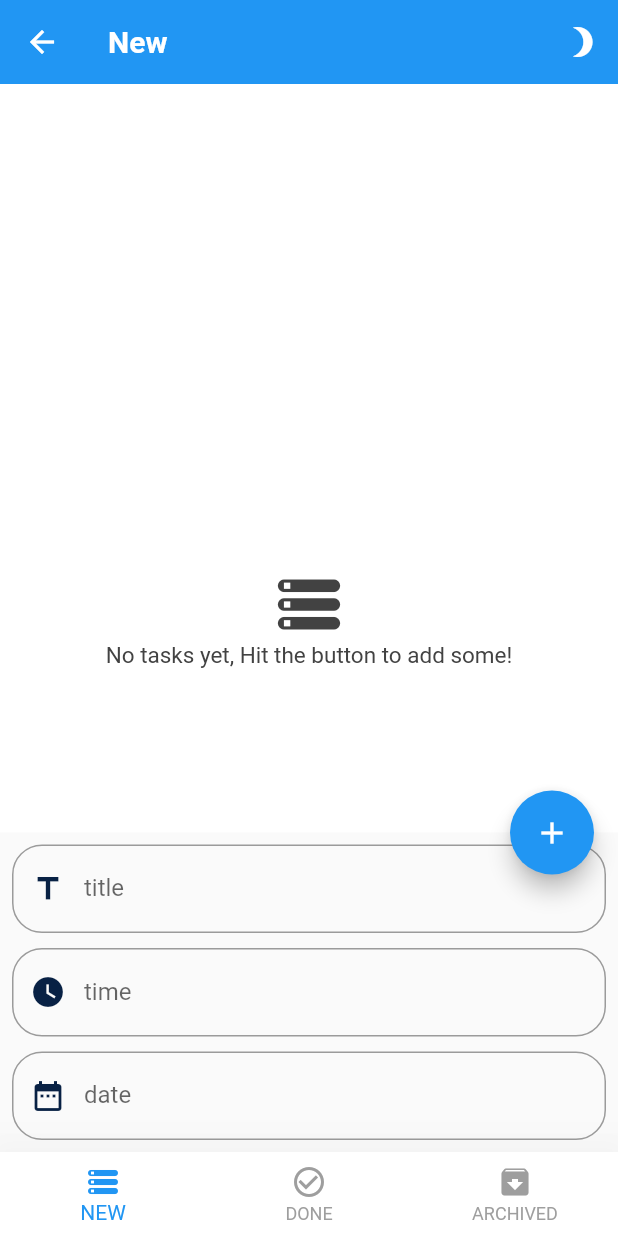
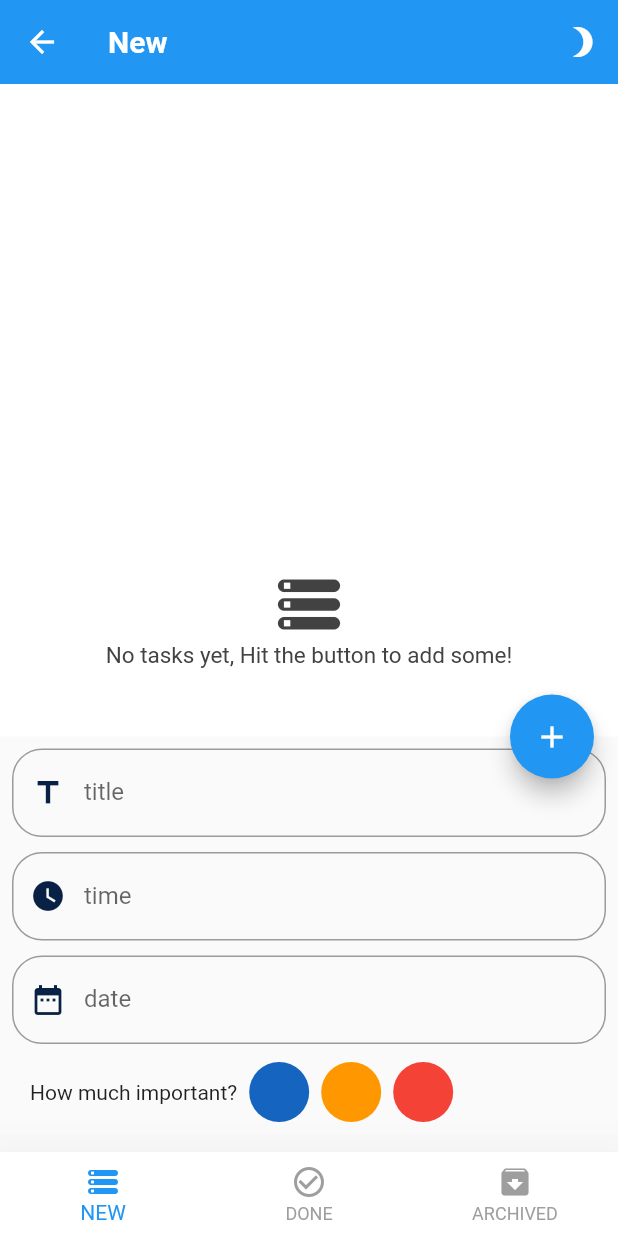
Before and after one commit to OsamaElnagar/Todo--App, a Flutter app: the HomeLayout screen opened directly, after a tap on the "lens blur" icon, after a tap on the "edit" icon, on a phone screen of 412 x 824 dp. Run offline on Flutter 3.47's test engine with Material 2 defaults, Android fonts, the phone set to English and light mode, and no system bars; our stand-ins replace animated_splash_screen, bloc, conditional_builder_null_safety, flutter_bloc, hexcolor, shared_preferences and 1 more; accounts and stored records are empty.

Commit message:
added unique color for every item

```diff
--- a/lib/layout/homeLayout.dart
+++ b/lib/layout/homeLayout.dart
@@ -5,6 +5,7 @@ import 'package:todo1/shared/Cubit/cubit.dart';
 import 'package:todo1/shared/Cubit/states.dart';
 import 'package:hexcolor/hexcolor.dart';
 import 'package:todo1/shared/network/local/components.dart';
+import 'package:todo1/shared/styles/colors.dart';
 
 class HomeLayout extends StatefulWidget {
   HomeLayout({Key? key}) : super(key: key);
@@ -55,6 +56,7 @@ class _HomeLayoutState extends State<HomeLayout> {
               IconButton(
                 onPressed: () {
                   AppCubit.get(context).changeAppMode();
+
                 },
                 icon: AppCubit.get(context).isDark
                     ? const Icon(
@@ -76,6 +78,7 @@ class _HomeLayoutState extends State<HomeLayout> {
                     titleController.text,
                     timeController.text,
                     dateController.text,
+                    cubit.itemTimeColor!,
                   );
                   cubit.emit(AppNewTaskPositionState());
 
@@ -194,6 +197,53 @@ class _HomeLayoutState extends State<HomeLayout> {
                                   ),
                                 ),
                               ),
+                              Padding(
+                                padding: const EdgeInsets.all(12.0),
+                                child: Row(
+                                  children: [
+                                    const Text('How much important?'),
+                                    const SizedBox(
+                                      width: 8.0,
+                                    ),
+                                    InkWell(
+                                      onTap: () {
+                                        cubit.changeItemTimeColor(blueColor!);
+                                      },
+                                      child: CircleAvatar(
+                                        radius: 20.0,
+                                        backgroundColor: blueColor,
+                                      ),
+                                    ),
+                                    const SizedBox(
+                                      width: 8.0,
+                                    ),
+                                    InkWell(
+                                      onTap: () {
+                                        cubit.changeItemTimeColor(orangeColor);
+                                      },
+                                      child: CircleAvatar(
+                                        radius: 20.0,
+                                        backgroundColor: orangeColor,
+                                      ),
+                                    ),
+                                    const SizedBox(
+                                      width: 8.0,
+                                    ),
+                                    InkWell(
+                                      onTap: () {
+                                        cubit.changeItemTimeColor(redColor);
+                                      },
+                                      child: CircleAvatar(
+                                        radius: 20.0,
+                                        backgroundColor: redColor,
+                                      ),
+                                    ),
+                                    const SizedBox(
+                                      width: 8.0,
+                                    ),
+                                  ],
+                                ),
+                              ),
                             ],
                           ),
                         ),
--- a/lib/main.dart
+++ b/lib/main.dart
@@ -1,5 +1,4 @@
 import 'package:animated_splash_screen/animated_splash_screen.dart';
-import 'package:bloc/bloc.dart';
 import 'package:flutter/material.dart';
 import 'package:flutter_bloc/flutter_bloc.dart';
 import 'package:todo1/shared/Cubit/cubit.dart';
@@ -9,7 +8,6 @@ import 'package:todo1/shared/network/remote/cache_helper.dart';
 import 'package:todo1/shared/styles/themes.dart';
 import 'layout/homeLayout.dart';
 import 'modules/splash.dart';
-import 'modules/url_launcher.dart';
 
 void main() async {
   WidgetsFlutterBinding.ensureInitialized();
@@ -46,7 +44,7 @@ class MyApp extends StatelessWidget {
             themeMode:
                 AppCubit.get(context).isDark ? ThemeMode.light : ThemeMode.dark,
             home: AnimatedSplashScreen(
-              nextScreen: URLLauncher(),
+              nextScreen: HomeLayout(),
               backgroundColor: Colors.indigo,
               splash: const SplashScreen(),
               duration: 2000,
--- a/lib/modules/url_launcher.dart
+++ b/lib/modules/url_launcher.dart
@@ -96,7 +96,7 @@ class _URLLauncherState extends State<URLLauncher> {
               height: 30.0,
             ),
             MaterialButton(
-              color: Colors.yellow,
+              color: Color(0xfff44336),
               onPressed: _launchUrlEmail,
               child: const Icon(
                 Icons.email,
--- a/lib/shared/Cubit/states.dart
+++ b/lib/shared/Cubit/states.dart
@@ -23,3 +23,5 @@ class AppNewTaskPositionState extends AppStates{}
 class AppDoneTaskPositionState extends AppStates{}
 
 class AppArchivedTaskPositionState extends AppStates{}
+
+class AppItemTimeColorState extends AppStates{}
--- a/lib/shared/styles/colors.dart
+++ b/lib/shared/styles/colors.dart
@@ -1,3 +1,6 @@
 import 'package:flutter/material.dart';
 
 const myColor = Colors.blue;
+Color? blueColor = Colors.blue[800];
+Color orangeColor = Colors.orange;
+Color redColor = Colors.red;
--- a/lib/shared/styles/themes.dart
+++ b/lib/shared/styles/themes.dart
@@ -36,7 +36,7 @@ ThemeData darkTheme = ThemeData(
     backgroundColor: HexColor('#082144'),
   ),
   bottomSheetTheme: const BottomSheetThemeData(
-    backgroundColor: Colors.blue,
+    backgroundColor: Colors.white,
   ),
   timePickerTheme:const TimePickerThemeData(
     backgroundColor: Colors.blue,
```
Also changed, not shown: lib/shared/Cubit/cubit.dart (+13 -6 lines), lib/shared/network/local/components.dart (+10 -2 lines).
